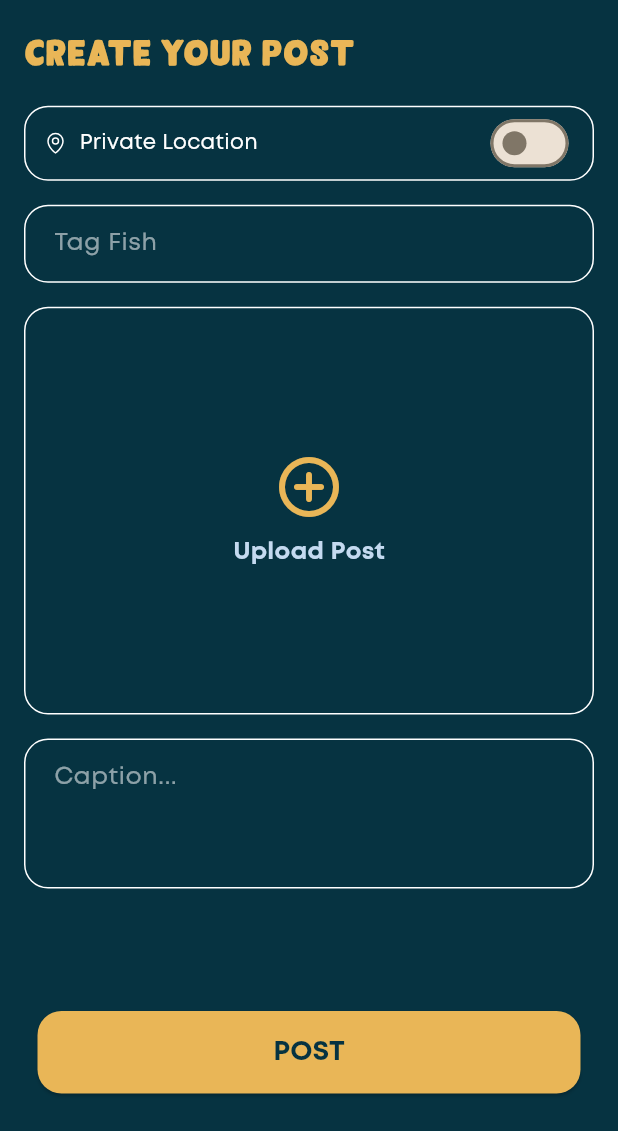
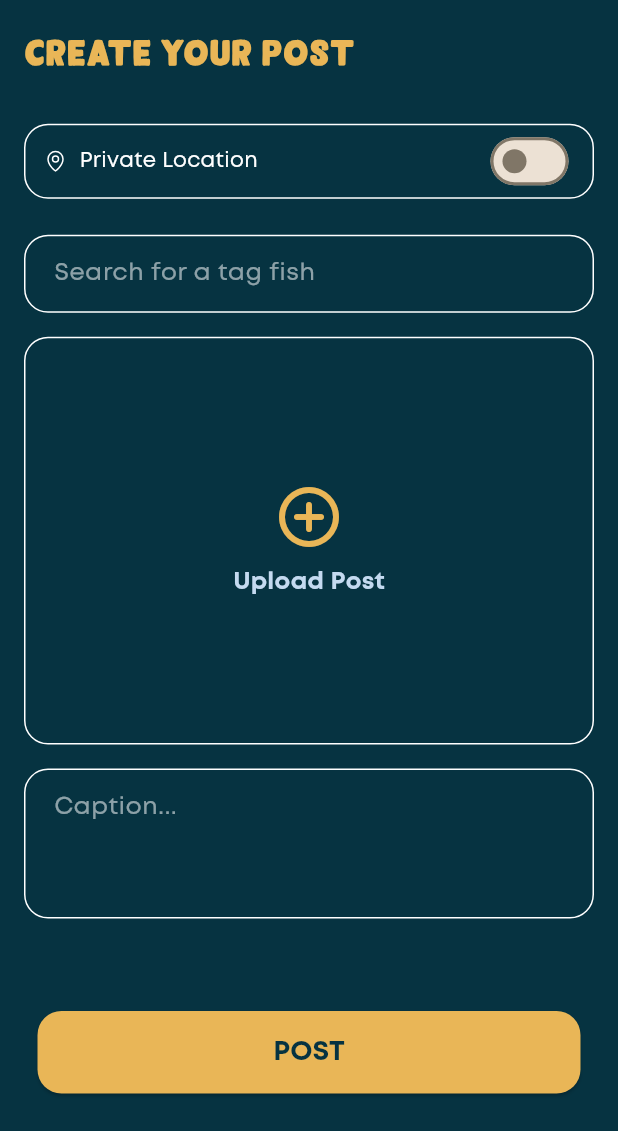
Before and after one commit to aruninf/your-fish-app, a Flutter app: the AddFishScreen screen opened directly, after a tap on the "menu" icon, on a phone screen of 412 x 824 dp, the part 105-1236 px from its top. Run offline on Flutter 3.47's test engine with Material 2 defaults, Android fonts, the phone set to English and light mode, and no system bars; our stand-ins replace cloud_firestore, dio, firebase_auth, firebase_core, firebase_messaging, firebase_storage and 14 more; missing offline and left inert: flutter_facebook_auth, the_apple_sign_in; accounts and stored records are empty; network calls fail; statements that could not run were skipped.

```diff
--- a/lib/CONTROLLERS/user_controller.dart
+++ b/lib/CONTROLLERS/user_controller.dart
@@ -26,18 +26,18 @@ class UserController extends GetxController {
   var selectedFishInterest = [].obs;
   var selectedFishingLocation = [].obs;
   var selectedFishExp = [].obs;
+  var selectedFishTag = <FishData>[].obs;
   var selectedFishGear = [].obs;
   var isDataLoading = false.obs;
   var isPasswordVisible = true.obs;
-
   var selectDob = ''.obs;
-
   String? gender;
   DateTime selectedDate = DateTime.now();
   var fishData = <FishData>[].obs;
   var fishingLocation = <FishingLocationData>[].obs;
   var fishCategory = <Category>[].obs;
   var fishingGear = <GearData>[].obs;
+
 
 
 
--- a/lib/CREATE_POST/add_fish_screen.dart
+++ b/lib/CREATE_POST/add_fish_screen.dart
@@ -2,7 +2,10 @@ import 'package:flutter/material.dart';
 import 'package:flutter_phosphor_icons/flutter_phosphor_icons.dart';
 import 'package:get/get.dart';
 import 'package:yourfish/CONTROLLERS/post_controller.dart';
+import 'package:yourfish/CUSTOM_WIDGETS/fish_dropdown.dart';
+import 'package:flutter_typeahead/flutter_typeahead.dart';
 
+import '../CONTROLLERS/user_controller.dart';
 import '../CUSTOM_WIDGETS/common_button.dart';
 import '../CUSTOM_WIDGETS/custom_app_bar.dart';
 import '../CUSTOM_WIDGETS/custom_text_style.dart';
@@ -12,11 +15,10 @@ import '../UTILS/dialog_helper.dart';
 
 class AddFishScreen extends StatelessWidget {
   AddFishScreen({super.key});
-
+  final userController=Get.find<UserController>();
   final controller = Get.put(PostController());
   final imageUrl = ''.obs;
   final _formKey = GlobalKey<FormState>();
-  final tagFishController = TextEditingController();
   final captionsController = TextEditingController();
 
   @override
@@ -32,11 +34,19 @@ class AddFishScreen extends StatelessWidget {
             ),
             Obx(() => Expanded(
                   child: SingleChildScrollView(
-                    padding: const EdgeInsets.all(16.0),
+                    padding: const EdgeInsets.symmetric(horizontal: 16.0,),
                     child: Form(
                       key: _formKey,
                       child: Column(
+                        mainAxisAlignment: MainAxisAlignment.start,
+                        crossAxisAlignment: CrossAxisAlignment.start,
                         children: [
+                          CustomText(text: '${(controller.userData.value.address ?? '').isNotEmpty
+                              ? controller.userData.value.address
+                              : controller.currentAddress.value }',color: secondaryColor,maxLin: 1,),
+                          const SizedBox(
+                            height: 8,
+                          ),
                           Container(
                             decoration: BoxDecoration(
                                 borderRadius: BorderRadius.circular(16),
@@ -81,43 +91,55 @@ class AddFishScreen extends StatelessWidget {
                           const SizedBox(
                             height: 16,
                           ),
-                          TextFormField(
-                            controller: tagFishController,
-                            style: const TextStyle(color: Colors.white),
-                            validator: (text) {
-                              if (text == null || text.isEmpty) {
-                                return 'Tags required';
-                              }
-                              return null;
-                            },
-                            decoration: InputDecoration(
-                              contentPadding: const EdgeInsets.symmetric(
-                                  vertical: 14, horizontal: 16),
-                              enabledBorder: OutlineInputBorder(
-                                borderRadius: BorderRadius.circular(16.0),
-                                borderSide: const BorderSide(
-                                    color: Colors.white, width: 1),
-                              ),
-                              focusedErrorBorder: OutlineInputBorder(
-                                borderRadius: BorderRadius.circular(16.0),
-                                borderSide: const BorderSide(
-                                    color: Colors.white, width: 1),
-                              ),
-                              errorBorder: OutlineInputBorder(
-                                borderRadius: BorderRadius.circular(16.0),
-                                borderSide: const BorderSide(
-                                    color: Colors.white, width: 1),
-                              ),
-                              focusedBorder: OutlineInputBorder(
-                                borderRadius: BorderRadius.circular(16.0),
-                                borderSide: const BorderSide(
-                                    color: Colors.white, width: 1),
-                              ),
-                              hintText: "Tag Fish",
-                              hintStyle: const TextStyle(color: Colors.white54),
-                              labelStyle: const TextStyle(color: Colors.white),
-                            ),
+
+
+                          Wrap(
+                            runSpacing: 8,
+                            spacing: 5,
+                            children: List.generate(
+                                userController.selectedFishTag.length,
+                                    (index) => InkWell(
+                                  borderRadius: BorderRadius.circular(8),
+                                  onTap: () {
+                                    if(userController.selectedFishTag.contains(userController.selectedFishTag[index])){
+                                      userController.selectedFishTag.remove(userController.selectedFishTag[index]);
+                                    }
+                                  },
+                                  child: Container(
+                                    padding: const EdgeInsets.symmetric(
+                                        horizontal: 10, vertical: 5),
+                                    decoration: BoxDecoration(
+                                        color: Colors.white24,
+                                        borderRadius: BorderRadius.circular(16)),
+                                    child: Row(
+                                      mainAxisAlignment: MainAxisAlignment.center,
+                                      mainAxisSize: MainAxisSize.min,
+                                      children: [
+                                        Text(
+                                          userController.selectedFishTag[index].localName ?? '',
+                                          style: const TextStyle(
+                                              color: secondaryColor,
+                                              fontSize: 12,
+                                              fontWeight: FontWeight.w700),
+                                        ),
+                                        const SizedBox(
+                                          width: 4,
+                                        ),
+                                        const Icon(
+                                          Icons.close,
+                                          color: secondaryColor,
+                                          size: 16,
+                                        )
+                                      ],
+                                    ),
+                                  ),
+                                )),
                           ),
+                          const SizedBox(
+                            height: 8,
+                          ),
+
+                          SearchableFishDropdown(),
                           const SizedBox(
                             height: 16,
                           ),
@@ -239,7 +261,7 @@ class AddFishScreen extends StatelessWidget {
                 "address": (controller.userData.value.address ?? '').isNotEmpty
                     ? controller.userData.value.address
                     : controller.currentAddress.value,
-                "tag_fish": tagFishController.text.trim(),
+                "tag_fish": userController.selectedFishTag.map((element) => element.id).toList(),
                 "image": imageUrl.value,
                 "caption": captionsController.text.trim()
               };
--- /dev/null
+++ b/lib/CUSTOM_WIDGETS/fish_dropdown.dart
@@ -0,0 +1,83 @@
+import 'package:flutter/material.dart';
+import 'package:flutter_typeahead/flutter_typeahead.dart';
+import 'package:yourfish/CONTROLLERS/user_controller.dart';
+import 'package:get/get.dart';
+import 'package:yourfish/MODELS/fish_response.dart';
+import '../UTILS/app_color.dart';
+
+class SearchableFishDropdown extends StatelessWidget {
+  SearchableFishDropdown({super.key});
+
+  final controller=Get.find<UserController>();
+  final tagFishController = TextEditingController().obs;
+
+  @override
+  Widget build(BuildContext context) {
+    return Obx(() => TypeAheadFormField(
+      textFieldConfiguration:  TextFieldConfiguration(
+        controller: tagFishController.value,
+        autofocus: false,
+        style: const TextStyle(color: Colors.white),
+        decoration: InputDecoration(
+          contentPadding: const EdgeInsets.symmetric(
+              vertical: 14, horizontal: 16),
+          enabledBorder: OutlineInputBorder(
+            borderRadius: BorderRadius.circular(16.0),
+            borderSide: const BorderSide(
+                color: Colors.white, width: 1),
+          ),
+          errorBorder: OutlineInputBorder(
+            borderRadius: BorderRadius.circular(16.0),
+            borderSide: const BorderSide(
+                color: Colors.white, width: 1),
+          ),
+          focusedErrorBorder: OutlineInputBorder(
+            borderRadius: BorderRadius.circular(16.0),
+            borderSide: const BorderSide(
+                color: Colors.white, width: 1),
+          ),
+          focusedBorder: OutlineInputBorder(
+            borderRadius: BorderRadius.circular(16.0),
+            borderSide: const BorderSide(
+                color: Colors.white, width: 1),
+          ),
+          hintText: "Search for a tag fish",
+          hintStyle: const TextStyle(color: Colors.white54),
+          labelStyle: const TextStyle(color: Colors.white),
+        ),
+      ),
+      suggestionsCallback: (pattern) {
+        return _getSuggestions(pattern);
+      },
+      itemBuilder: (context, suggestion) {
+        return ListTile(
+          dense: true,
+          contentPadding: const EdgeInsets.symmetric(horizontal: 16,vertical: 0),
+          title: Text("${suggestion.localName} ( ${suggestion.scientificName} )"),
+        );
+      },
+      onSuggestionSelected: (suggestion) {
+        // Handle when an item is selected
+        if(controller.selectedFishTag.contains(suggestion)){
+          //controller.selectedFishTag.remove(suggestion);
+          Get.snackbar('You already tagged this fish', '',
+              colorText: Colors.deepOrangeAccent, snackPosition: SnackPosition.TOP);
+        }else{
+          controller.selectedFishTag.add(suggestion);
+        }
+        tagFishController.value.text='';
+        print('Selected: $suggestion');
+      },
+    ));
+  }
+
+  List<FishData> _getSuggestions(String pattern) {
+    List<FishData> filteredList = [];
+    for (FishData item in controller.fishData) {
+      if ((item.localName ?? '').toLowerCase().contains(pattern.toLowerCase())) {
+        filteredList.add(item);
+      }
+    }
+    return filteredList;
+  }
+}
--- a/lib/HOME/home_section.dart
+++ b/lib/HOME/home_section.dart
@@ -138,6 +138,8 @@ class SingleFishPostWidget extends StatelessWidget {
 
   @override
   Widget build(BuildContext context) {
+    controller.isLiked.value=postModel.isLiked ?? false;
+    controller.isFav.value=postModel.isFavourite ?? false;
     return Container(
       width: double.infinity,
       margin: const EdgeInsets.only(top: 12),
@@ -214,7 +216,6 @@ class SingleFishPostWidget extends StatelessWidget {
               ),
               InkWell(
                 borderRadius: BorderRadius.circular(8),
-
                 onTap: () => controller.openChat(postModel),
                 child: const Padding(
                   padding: EdgeInsets.all(8.0),
--- a/lib/HOME/main_home.dart
+++ b/lib/HOME/main_home.dart
@@ -3,6 +3,7 @@ import 'package:flutter_phosphor_icons/flutter_phosphor_icons.dart';
 import 'package:get/get.dart';
 import 'package:yourfish/CONTROLLERS/post_controller.dart';
 import 'package:yourfish/CONTROLLERS/setting_controller.dart';
+import 'package:yourfish/CONTROLLERS/user_controller.dart';
 import 'package:yourfish/CREATE_ACCOUNT/add_your_gear.dart';
 import 'package:yourfish/CUSTOM_WIDGETS/custom_text_style.dart';
 import 'package:yourfish/HOME/chats_section.dart';
@@ -41,7 +42,9 @@ class _MainHomeState extends State<MainHome> {
       "limit": "20"
     };
     if (index == 2) {
+
       Get.to(() => AddFishScreen(), transition: Transition.rightToLeft);
+      Get.find<UserController>().getFish(data);
     } else {
       setState(() {
         _page = index;
--- a/lib/MODELS/post_response.dart
+++ b/lib/MODELS/post_response.dart
@@ -45,7 +45,9 @@ class PostData {
   String? userName;
   String? userHandle;
   List<TagFish>? tagFish;
-
+  bool? isLiked;
+  bool? isFavourite;
+  int? totalLikes;
 
   PostData(
       {this.id,
@@ -61,7 +63,11 @@ class PostData {
         this.createdAt,
         this.updatedAt,
         this.userName,
-        this.userHandle});
+        this.userHandle,
+        this.isLiked,
+        this.isFavourite,
+        this.totalLikes
+      });
 
   PostData.fromJson(Map<String, dynamic> json) {
     id = json['id'];
@@ -83,6 +89,9 @@ class PostData {
     updatedAt = json['updated_at'];
     userName = json['user_name'];
     userHandle = json['user_handle'];
+    isLiked = json['isLiked'];
+    isFavourite = json['isfavourite'];
+    totalLikes = json['total_likes'];
   }
 
   Map<String, dynamic> toJson() {
@@ -103,6 +112,10 @@ class PostData {
     data['updated_at'] = this.updatedAt;
     data['user_name'] = this.userName;
     data['user_handle'] = this.userHandle;
+
+    data['isLiked'] = this.isLiked;
+    data['isfavourite'] = this.isFavourite;
+    data['total_likes'] = this.totalLikes;
     return data;
   }
 }
--- a/lib/NETWORKS/network_strings.dart
+++ b/lib/NETWORKS/network_strings.dart
@@ -30,7 +30,7 @@ const String updateProfileApi="update-user-details";
 const String addPostApi="add-post";
 const String deletePostApi="delete-post";
 const String likesFavouritesApi="likes-favourites";
-const String startChatApi="send-message";
+const String startChatApi="get-match";
 const String getPostsApi="get-post";
 const String uploadFileApi="image-upload";
 const String getMyPostApi="get-my-post";
--- a/pubspec.yaml
+++ b/pubspec.yaml
@@ -55,6 +55,7 @@ dependencies:
   cloud_firestore:
   geolocator: ^8.2.0
   geocoding: ^2.0.4
+  flutter_typeahead: ^4.6.2
   # The following adds the Cupertino Icons font to your application.
   # Use with the CupertinoIcons class for iOS style icons.
   cupertino_icons: ^1.0.2
```
Also changed, not shown: lib/CHATS/single_chat_page.dart (+16 -18 lines), lib/CONTROLLERS/post_controller.dart (+16 -3 lines), pubspec.lock, 1 other file.
